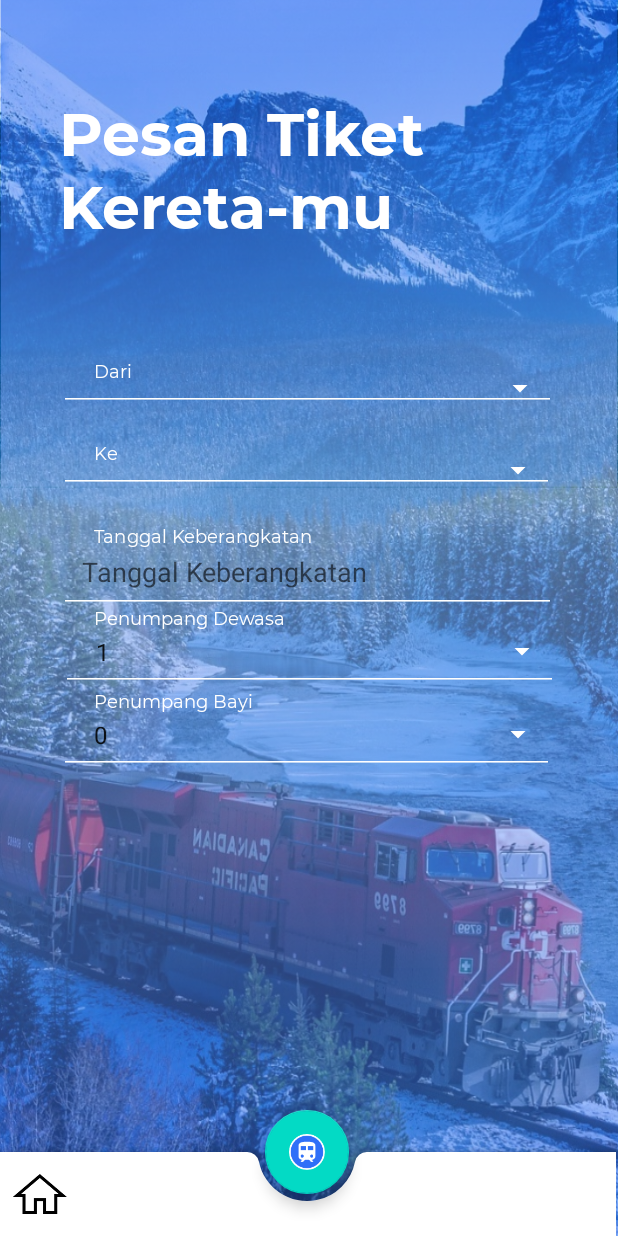
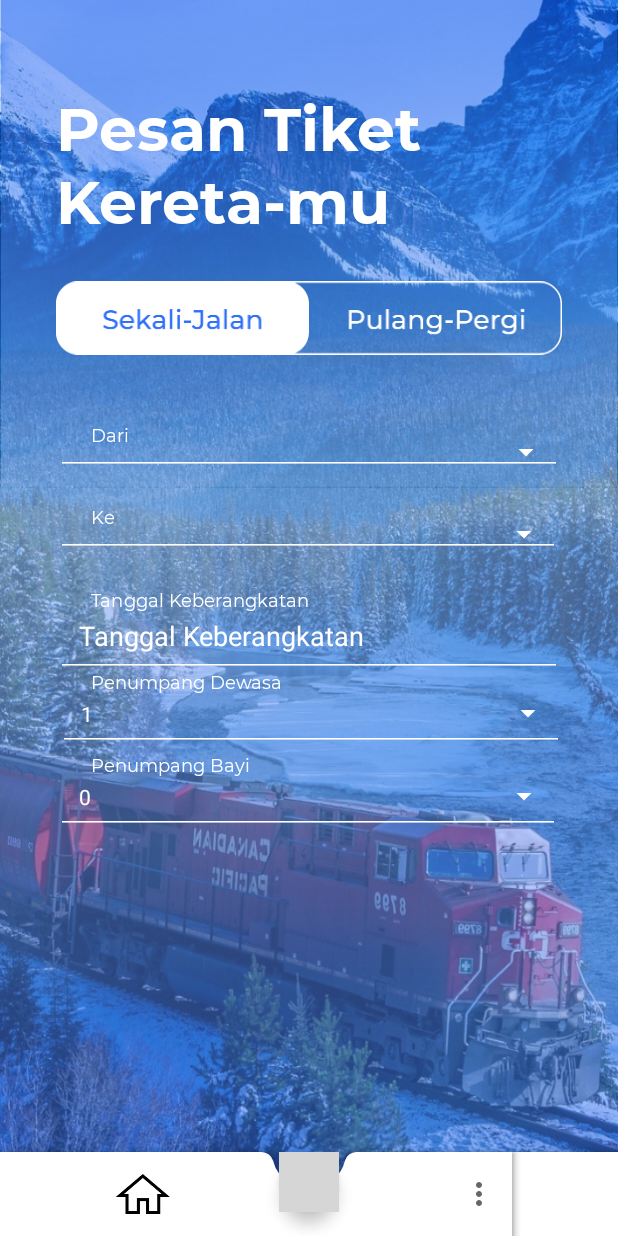
Before and after one commit to arthara/KATrips-android, an Android app: the CariTiketActivity screen opened directly, with no data from a screen before it, on a phone screen of 412 x 824 dp. Run offline under Robolectric (Android 15) with nearby library versions, the light colour scheme and no system bars; libraries missing offline, so code that uses them is left out: com.androidnetworking, com.androidnetworking.error, com.androidnetworking.interfaces; 1 statement that could not run was skipped; grey boxes are pictures that could not be loaded.

Commit message:
caritiket_rev, login_rev, navbar_rev

```diff
--- a/app/src/main/AndroidManifest.xml
+++ b/app/src/main/AndroidManifest.xml
@@ -7,6 +7,7 @@
 
     <application
         android:name=".Starter"
+        android:usesCleartextTraffic="true"
         android:allowBackup="true"
         android:icon="@mipmap/ic_launcher"
         android:label="@string/app_name"
--- a/app/src/main/java/com/katripstask/katrips/constant/ApiConstant.java
+++ b/app/src/main/java/com/katripstask/katrips/constant/ApiConstant.java
@@ -1,5 +1,5 @@
 package com.katripstask.katrips.constant;
 
 public class ApiConstant {
-    public static final String BASE_URL = "http://192.168.100.54:8000/api/user/";
+    public static final String BASE_URL = "http://192.168.1.4:8000/api/user/";
 }
--- a/app/src/main/java/com/katripstask/katrips/modul/caritiket/CariTiketFragment.java
+++ b/app/src/main/java/com/katripstask/katrips/modul/caritiket/CariTiketFragment.java
@@ -167,7 +167,7 @@ public class CariTiketFragment extends BaseFragment<CariTiketActivity, CariTiket
     }
 
     private void updateLabel(Calendar mCalendar){
-        String myFormat = "yyyy-m-dd"; //In which you need put here
+        String myFormat = "dd-M-yyyy"; //In which you need put here
         SimpleDateFormat sdf = new SimpleDateFormat(myFormat, Locale.US);
 
         etTglBerangkat.setText(sdf.format(mCalendar.getTime()));
@@ -176,8 +176,8 @@ public class CariTiketFragment extends BaseFragment<CariTiketActivity, CariTiket
     private void setSpinnerPenumpang(){
         Integer[] batasPenumpang = new Integer[]{1, 2, 3, 4, 5};
         Integer[] batasPenumpangBayi = new Integer[]{0, 1};
-        ArrayAdapter<Integer> penumpangDwsAdapter = new ArrayAdapter<>(activity, android.R.layout.simple_spinner_item, batasPenumpang);
-        ArrayAdapter<Integer> penumpangBayiAdapter = new ArrayAdapter<>(activity, android.R.layout.simple_spinner_item, batasPenumpangBayi);
+        ArrayAdapter<Integer> penumpangDwsAdapter = new ArrayAdapter<>(activity, R.layout.item_stasiun, batasPenumpang);
+        ArrayAdapter<Integer> penumpangBayiAdapter = new ArrayAdapter<>(activity, R.layout.item_stasiun, batasPenumpangBayi);
         penumpangBayiAdapter.setDropDownViewResource(R.layout.support_simple_spinner_dropdown_item);
         penumpangDwsAdapter.setDropDownViewResource(R.layout.support_simple_spinner_dropdown_item);
         spnrJmlhBy.setAdapter(penumpangBayiAdapter);
@@ -186,7 +186,7 @@ public class CariTiketFragment extends BaseFragment<CariTiketActivity, CariTiket
 
     @Override
     public void setSpinnerStasiun(List<Stasiun> stasiuns) {
-        ArrayAdapter<Stasiun> stasiunAdapter = new ArrayAdapter<>(activity, android.R.layout.simple_spinner_item, stasiuns);
+        ArrayAdapter<Stasiun> stasiunAdapter = new ArrayAdapter<>(activity, R.layout.item_stasiun, stasiuns);
         stasiunAdapter.setDropDownViewResource(R.layout.support_simple_spinner_dropdown_item);
         spnrStasiunKe.setAdapter(stasiunAdapter);
         spnrStasiunDari.setAdapter(stasiunAdapter);
--- a/app/src/main/java/com/katripstask/katrips/modul/caritiket/CariTiketInteractor.java
+++ b/app/src/main/java/com/katripstask/katrips/modul/caritiket/CariTiketInteractor.java
@@ -70,6 +70,9 @@ public class CariTiketInteractor implements CariTiketContract.Interactor {
 
                     @Override
                     public void onError(ANError anError) {
+                        Log.d("cek", "onError errorCode : " + anError.getErrorCode());
+                        Log.d("cek", "onError errorBody : " + anError.getErrorBody());
+                        Log.d("cek", "onError errorDetail : " + anError.getErrorDetail());
                         requestCallback.requestFailed(anError.getErrorDetail());
                     }
                 });
--- a/app/src/main/java/com/katripstask/katrips/modul/login/LoginFragment.java
+++ b/app/src/main/java/com/katripstask/katrips/modul/login/LoginFragment.java
@@ -7,6 +7,7 @@ import android.view.View;
 import android.view.ViewGroup;
 import android.widget.Button;
 import android.widget.EditText;
+import android.widget.ImageButton;
 import android.widget.Toast;
 
 import androidx.annotation.Nullable;
@@ -19,7 +20,7 @@ import com.katripstask.katrips.utils.UtilProvider;
 public class LoginFragment extends BaseFragment<LoginActivity, LoginContract.Presenter> implements LoginContract.View {
     EditText etEmail;
     EditText etPassword;
-    Button btnLogin;
+    ImageButton btnLogin;
 
     @Nullable
     @Override
--- a/app/src/main/java/com/katripstask/katrips/response/PerjalananResponse.java
+++ b/app/src/main/java/com/katripstask/katrips/response/PerjalananResponse.java
@@ -8,7 +8,7 @@ import com.katripstask.katrips.model.Perjalanan;
 import java.util.List;
 
 public class PerjalananResponse {
-    @SerializedName("perjalanans")
+    @SerializedName("Perjalanan")
     List<Perjalanan> perjalanans;
     public String message;
     public boolean success;
--- a/app/src/main/java/com/katripstask/katrips/response/StasiunResponse.java
+++ b/app/src/main/java/com/katripstask/katrips/response/StasiunResponse.java
@@ -8,6 +8,6 @@ import java.util.List;
 public class StasiunResponse {
     public boolean success;
     public String message;
-    @SerializedName("stasiun")
+    @SerializedName("Stasiun")
     public List<Stasiun> stasiuns;
 }
--- a/app/src/main/res/layout/activity_cari_tiket.xml
+++ b/app/src/main/res/layout/activity_cari_tiket.xml
@@ -1,34 +1,31 @@
 <?xml version="1.0" encoding="utf-8"?>
-<RelativeLayout xmlns:android="http://schemas.android.com/apk/res/android"
+<androidx.constraintlayout.widget.ConstraintLayout
+    xmlns:android="http://schemas.android.com/apk/res/android"
     xmlns:app="http://schemas.android.com/apk/res-auto"
     xmlns:tools="http://schemas.android.com/tools"
     android:layout_width="match_parent"
     android:layout_height="match_parent"
-    tools:context=".modul.caritiket.CariTiketActivity"
-    android:background="@drawable/backg_landing_page">
+    android:background="@drawable/backg_landing_page"
+    android:orientation="vertical"
+    tools:context=".modul.caritiket.CariTiketActivity">
 
-    <include
-        layout="@layout/component_caritiket_navigation_bar"
-        android:layout_width="wrap_content"
-        android:layout_height="94dp"
-        android:layout_alignParentStart="true"
-        android:layout_alignParentEnd="true"
-        android:layout_alignParentBottom="true"
-        android:layout_marginStart="-1dp"
-        android:layout_marginEnd="1dp"
-        android:layout_marginBottom="0dp" />
+    <LinearLayout
+        android:layout_width="match_parent"
+        android:layout_height="wrap_content"
+        android:orientation="vertical"
+        android:padding="37dp"
+        app:layout_constraintStart_toStartOf="parent"
+        app:layout_constraintTop_toTopOf="parent">
 
         <TextView
             android:id="@+id/textView"
             style="@style/LandingTitleStyle"
-        android:layout_width="243dp"
+            android:layout_width="match_parent"
             android:layout_height="wrap_content"
             android:layout_alignParentStart="true"
             android:layout_alignParentTop="true"
             android:layout_alignParentEnd="true"
-        android:layout_marginStart="39dp"
-        android:layout_marginTop="66dp"
-        android:layout_marginEnd="120dp"
+            android:layout_marginTop="25dp"
             android:text="@string/landing_title" />
 
         <ImageView
@@ -38,23 +35,30 @@
             android:layout_alignParentStart="true"
             android:layout_alignParentTop="true"
             android:layout_alignParentEnd="true"
-        android:layout_marginStart="37dp"
-        android:layout_marginTop="190dp"
-        android:layout_marginEnd="44dp"
-        app:srcCompat="@drawable/switch_button_sj"
-        android:clickable="true" />
+            android:layout_gravity="center"
+            android:layout_marginTop="27dp"
+            android:clickable="true"
+            android:src="@drawable/switch_button_sj" />
 
         <include
             layout="@layout/component_caritiket_input_jadwal"
             android:layout_width="wrap_content"
-        android:layout_height="401dp"
+            android:layout_height="wrap_content"
             android:layout_alignParentStart="true"
             android:layout_alignParentTop="true"
             android:layout_alignParentEnd="true"
             android:layout_alignParentBottom="true"
-        android:layout_marginStart="39dp"
-        android:layout_marginTop="231dp"
-        android:layout_marginEnd="41dp"
-        android:layout_marginBottom="99dp" />
+            android:layout_gravity="center"
+            android:layout_marginTop="32dp" />
 
-</RelativeLayout>
+    </LinearLayout>
+
+    <include
+        layout="@layout/component_caritiket_navigation_bar"
+        android:layout_width="match_parent"
+        android:layout_height="87dp"
+        android:layout_marginStart="0dp"
+        android:layout_marginEnd="0dp"
+        app:layout_constraintBottom_toBottomOf="parent"/>
+
+</androidx.constraintlayout.widget.ConstraintLayout>
--- a/app/src/main/res/layout/component_caritiket_input_jadwal_tgl_berangkat.xml
+++ b/app/src/main/res/layout/component_caritiket_input_jadwal_tgl_berangkat.xml
@@ -14,7 +14,9 @@
         android:autofillHints=""
         android:backgroundTint="#ffffff"
         android:hint="@string/tgl_brng"
+        android:textColorHint="#ffffff"
         android:clickable="true"
+        android:textColor="#ffffff"
         android:padding="15dp"
         android:focusable="false" />
 </LinearLayout>
--- a/app/src/main/res/layout/component_caritiket_navigation_bar.xml
+++ b/app/src/main/res/layout/component_caritiket_navigation_bar.xml
@@ -1,32 +1,83 @@
 <?xml version="1.0" encoding="utf-8"?>
-<androidx.coordinatorlayout.widget.CoordinatorLayout xmlns:android="http://schemas.android.com/apk/res/android"
+<androidx.coordinatorlayout.widget.CoordinatorLayout
+    xmlns:android="http://schemas.android.com/apk/res/android"
     xmlns:app="http://schemas.android.com/apk/res-auto"
     xmlns:tools="http://schemas.android.com/tools"
     android:layout_width="match_parent"
     android:layout_height="match_parent"
-    tools:context=".modul.caritiket.component.NavigationBar"
-    >
+    tools:context=".modul.caritiket.component.NavigationBar">
 
     <com.google.android.material.bottomappbar.BottomAppBar
         android:id="@+id/bottomAppBar3"
-        style="@style/Widget.MaterialComponents.BottomAppBar.Colored"
         android:layout_width="match_parent"
         android:layout_height="wrap_content"
         android:layout_gravity="bottom"
-        app:backgroundTint="#FFFFFF"
-        app:menu="@menu/menu_nav_bar"
-        app:navigationIcon="@drawable/menu_bar_home"/>
+        app:backgroundTint="#ffffff">
+
+        <androidx.constraintlayout.widget.ConstraintLayout
+            android:layout_width="match_parent"
+            android:layout_height="wrap_content">
+
+            <RelativeLayout
+                android:id="@+id/homePage"
+                android:layout_width="0dp"
+                android:layout_height="wrap_content"
+                app:layout_constraintBottom_toBottomOf="parent"
+                app:layout_constraintStart_toStartOf="parent"
+                app:layout_constraintTop_toTopOf="parent"
+                app:layout_constraintWidth_percent="0.4">
+
+                <androidx.appcompat.widget.AppCompatImageView
+                    android:layout_width="wrap_content"
+                    android:layout_height="wrap_content"
+                    android:layout_centerInParent="true"
+                    android:src="@drawable/menu_bar_home"
+                    android:padding="@dimen/small_margin"
+                    app:tint="@null" />
+            </RelativeLayout>
+
+            <RelativeLayout
+                android:id="@+id/profile"
+                android:layout_width="0dp"
+                android:layout_height="wrap_content"
+                app:layout_constraintBottom_toBottomOf="parent"
+                app:layout_constraintEnd_toEndOf="parent"
+                app:layout_constraintTop_toTopOf="parent"
+                app:layout_constraintWidth_percent="0.4">
+
+                <com.google.android.material.bottomappbar.BottomAppBar
+                    android:id="@+id/imgShowMenu"
+                    android:layout_width="88dp"
+                    android:layout_height="wrap_content"
+                    android:layout_alignParentStart="true"
+                    app:backgroundTint="#ffffff"
+                    app:menu="@menu/menu_nav_bar" />
+
+                <!--<ImageButton
+                    android:id="@+id/imgShowMenu"
+                    android:layout_width="wrap_content"
+                    android:background="@null"
+                    android:padding="@dimen/small_margin"
+                    android:layout_height="wrap_content"
+                    android:layout_centerInParent="true"
+                    android:src="@drawable/menu_bar_more"
+                    android:clickable="true"/>-->
+
+            </RelativeLayout>
+        </androidx.constraintlayout.widget.ConstraintLayout>
+
+    </com.google.android.material.bottomappbar.BottomAppBar>
 
     <com.google.android.material.floatingactionbutton.FloatingActionButton
         android:id="@+id/btn_cariTiket"
-        android:layout_width="match_parent"
+        app:backgroundTint="#ffffff"
+        app:layout_anchor="@id/bottomAppBar3"
+        app:fabSize="mini"
+        android:layout_width="wrap_content"
         android:layout_height="wrap_content"
+        android:layout_gravity="center|bottom"
+        android:src="@drawable/ic_keretanoborder"
         android:clickable="true"
-        android:src="@drawable/menu_bar_enter"
-        app:fabSize="auto"
-        app:layout_anchor="@+id/bottomAppBar3"
-        app:layout_anchorGravity="top|center"
         android:focusable="true" />
 
-
 </androidx.coordinatorlayout.widget.CoordinatorLayout>
--- a/app/src/main/res/layout/item_stasiun.xml
+++ b/app/src/main/res/layout/item_stasiun.xml
@@ -1,10 +1,10 @@
 <?xml version="1.0" encoding="utf-8"?>
-<LinearLayout xmlns:android="http://schemas.android.com/apk/res/android"
-    android:orientation="vertical" android:layout_width="match_parent"
-    android:layout_height="match_parent">
 
     <TextView
-        android:id="@+id/tv_stasiun"
-        android:layout_width="match_parent"
-        android:layout_height="wrap_content" />
-</LinearLayout>
+    xmlns:android="http://schemas.android.com/apk/res/android"
+    android:id="@+id/tv_stasiun"
+    android:layout_width="match_parent"
+    android:layout_height="wrap_content"
+    android:gravity="left"
+    android:textColor="#FFFFFF"
+    />
```
Also changed, not shown: app/src/main/res/drawable/ic_launcher_background.xml (deleted, +0 -170 lines), app/src/main/res/layout/activity_login.xml (+41 -32 lines), app/src/main/res/drawable-hdpi/menu_bar.png (deleted), app/src/main/res/drawable-hdpi/menu_bar_enter.png (deleted), app/src/main/res/drawable-hdpi/menu_bar_more.png (deleted), app/src/main/res/drawable-hdpi/pp_bar.png (deleted), app/src/main/res/drawable-hdpi/switch_button_sj.png (deleted), app/src/main/res/drawable-hdpi/switch_track.png (deleted). Lines whose indentation alone changed are shown as unchanged.
